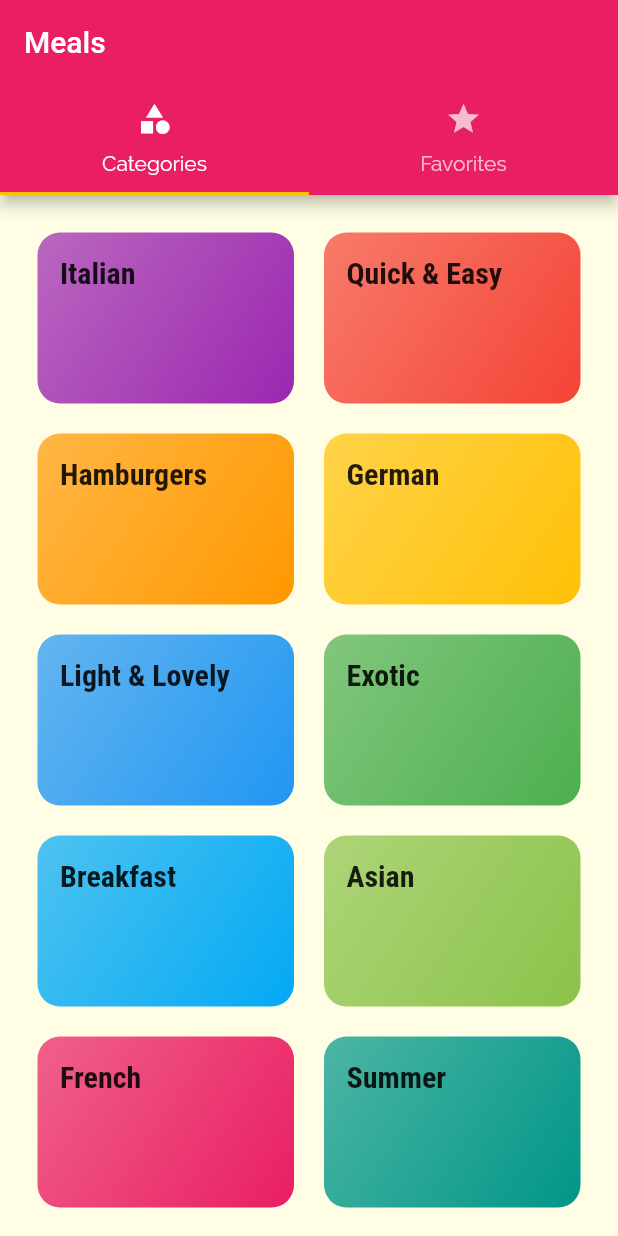
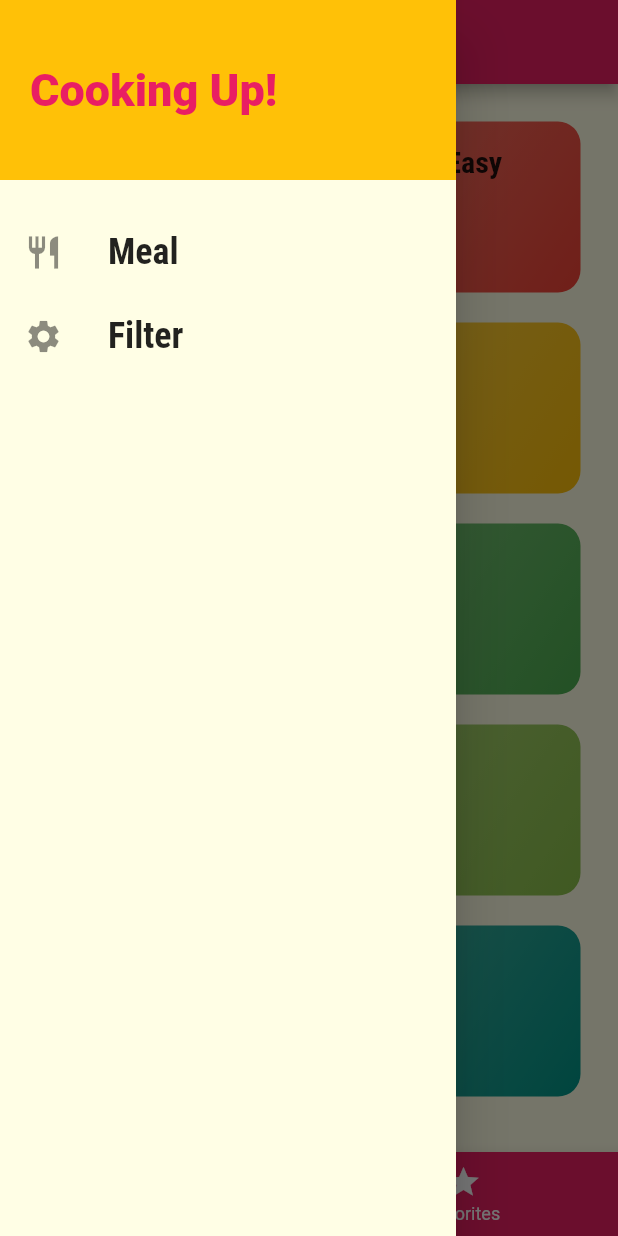
Before and after one commit to denandrapr/MealsAppBasic, a Flutter app: the screen it shows after launch, with the side drawer open (before the commit the screen has no drawer), on a phone screen of 412 x 824 dp. Run offline on Flutter 3.47's test engine with Material 2 defaults, Android fonts, the phone set to English and light mode, and no system bars.

Commit message:
add bottom navigation and drawer

```diff
--- a/lib/screens/tab_screen.dart
+++ b/lib/screens/tab_screen.dart
@@ -1,6 +1,7 @@
 import 'package:flutter/material.dart';
 import 'package:udemy_meals_app/screens/categories_screen.dart';
 import 'package:udemy_meals_app/screens/favorites_screen.dart';
+import 'package:udemy_meals_app/widgets/main_drawer.dart';
 
 class TabScreen extends StatefulWidget {
   const TabScreen({super.key});
@@ -10,28 +11,54 @@ class TabScreen extends StatefulWidget {
 }
 
 class _TabScreenState extends State<TabScreen> {
+
+  final List<Map<String, Object>> _pages = [
+    {
+      'page' : CategoriesScreen(),
+      'title' : 'Categories'
+    },
+    {
+      'page' : FavoritesScreen(),
+      'title' : 'Your Favorite'
+    }
+  ];
+
+  int _selectedPageIndex = 0;
+
+  void _selectPage(int index) {
+    setState(() {
+      _selectedPageIndex = index;
+    });
+  }
+
   @override
   Widget build(BuildContext context) {
     return DefaultTabController(
       length: 2,
       child: Scaffold(
         appBar: AppBar(
-          title: Text('Meals'),
-          bottom: TabBar(tabs: [
-            Tab(
+          title: Text(_pages[_selectedPageIndex]['title'] as String),
+        ),
+        drawer: MainDrawer(),
+        body: _pages[_selectedPageIndex]['page'] as Widget,
+        bottomNavigationBar: BottomNavigationBar(
+          onTap: _selectPage,
+          backgroundColor: Theme.of(context).primaryColor,
+          unselectedItemColor: Colors.white,
+          selectedItemColor: Theme.of(context).accentColor,
+          currentIndex: _selectedPageIndex,
+          type: BottomNavigationBarType.fixed,
+          items: [
+            BottomNavigationBarItem(
+              backgroundColor: Theme.of(context).primaryColor,
               icon: Icon(Icons.category),
-              text: 'Categories',
+              label: 'Categories'
             ),
-            Tab(
+            BottomNavigationBarItem(
+              backgroundColor: Theme.of(context).primaryColor,
               icon: Icon(Icons.star),
-              text: 'Favorites',
-            ),
-          ]),
-        ),
-        body: TabBarView(
-          children: [
-            CategoriesScreen(),
-            FavoritesScreen()
+              label: 'Favorites'
+            )
           ],
         ),
       )
--- /dev/null
+++ b/lib/widgets/main_drawer.dart
@@ -0,0 +1,50 @@
+import 'package:flutter/material.dart';
+
+class MainDrawer extends StatelessWidget {
+  const MainDrawer({super.key});
+
+  Widget buildListTile(String title, IconData icon) {
+    return ListTile(
+      leading: Icon(icon, size: 26,),
+      title: Text(
+        title,
+        style: const TextStyle(
+          fontFamily: 'RobotoCondensed',
+          fontSize: 24,
+          fontWeight: FontWeight.bold
+        ),
+      ),
+      onTap: () {
+
+      },
+    );
+  }
+
+  @override
+  Widget build(BuildContext context) {
+    return Drawer(
+      child: Column(
+        children: [
+          Container(
+            height: 120,
+            width: double.infinity,
+            padding: EdgeInsets.all(20),
+            alignment: Alignment.centerLeft,
+            color: Theme.of(context).accentColor,
+            child: Text(
+              'Cooking Up!',
+              style: TextStyle(
+                fontWeight: FontWeight.w900,
+                fontSize: 30,
+                color: Theme.of(context).primaryColor
+              ),
+            ),
+          ),
+          const SizedBox(height: 20,),
+          buildListTile('Meal', Icons.restaurant),
+          buildListTile('Filter', Icons.settings)
+        ]
+      ),
+    );
+  }
+}
```
